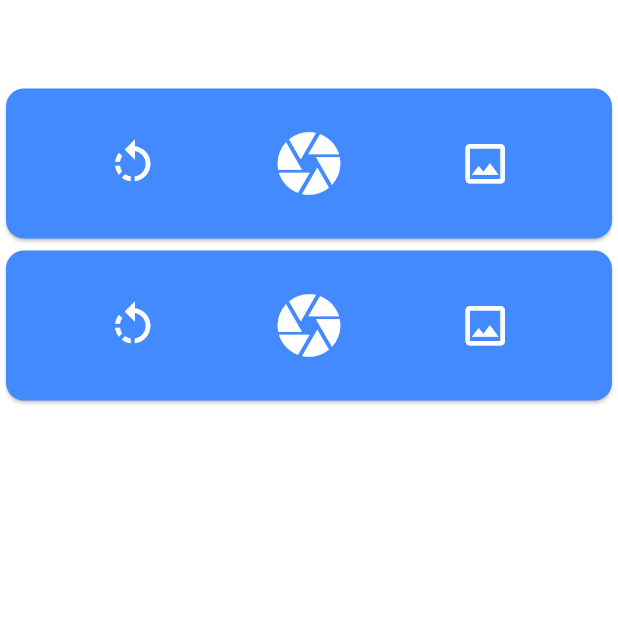
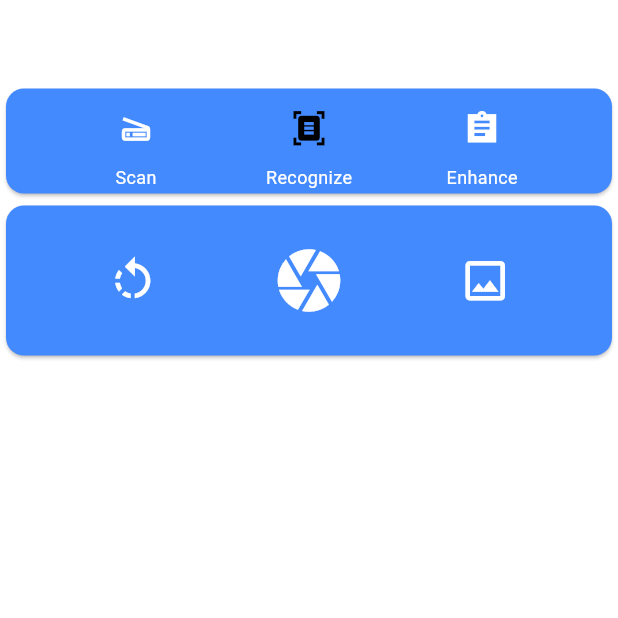
Before and after one commit to PsdeveloperFlutter/Project, a Flutter app: the HomeScreen screen opened directly, on a phone screen of 412 x 824 dp, the top half of it. Run offline on Flutter 3.47's test engine with Material 3 defaults, Android fonts, the light colour scheme and no system bars; our stand-ins replace firebase_auth, firebase_core, fl_chart, flutter_screenutil, flutter_svg, font_awesome_flutter and 8 more; missing offline and left inert: arcore_flutter_plugin, flutter_inappwebview, neopop; accounts and stored records are empty.

Commit message:
This is my Flutter Project

```diff
--- a/lib/Document_Scanning_App/Home_Screen.dart
+++ b/lib/Document_Scanning_App/Home_Screen.dart
@@ -21,20 +21,43 @@ class _HomeScreenState extends State<HomeScreen> {
               color: Colors.blueAccent,
 
               child: Container(
-                height: 100,
+                height: 70,
                 child: Row(
                   crossAxisAlignment: CrossAxisAlignment.center,
                   mainAxisAlignment: MainAxisAlignment.spaceEvenly,
                   children: [
 
-                    IconButton(onPressed: (){}, icon: Icon(Icons.rotate_left,size:35,color: Colors.white,)),
-                    IconButton(onPressed: (){}, icon: Icon(Icons.camera,size:50,color: Colors.white,)),
-                    IconButton(onPressed: (){}, icon: Icon(Icons.image_outlined,size:35,color: Colors.white,)),
+                    Column(
+                      mainAxisAlignment: MainAxisAlignment.center,
+                      children: [
+                        IconButton(onPressed: (){}, icon: Icon(Icons.scanner_outlined,size:25,color: Colors.white,)),
+                        Text("Scan",style: TextStyle(color: Colors.white,fontSize: 12),),
+                      ],
+                    ),
+                    Column(
+                      mainAxisAlignment: MainAxisAlignment.center,
+                      children: [
+                        IconButton(onPressed: (){}, icon: Icon(Icons.document_scanner,size:25,color: Colors.black,)),
+                        Text("Recognize",style: TextStyle(color: Colors.white,fontSize: 12),),
+                      ],
+                    ),
+
+                    Column(
+                      mainAxisAlignment: MainAxisAlignment.center,
+                      children: [
+                        IconButton(onPressed: (){}, icon: Icon(Icons.assignment_sharp,size:25,color: Colors.white,)),
+                        Text("Enhance",style: TextStyle(color: Colors.white,fontSize: 12),),
+
+                      ],
+                    ),
 
                   ],
                 ),
               ),
             ),
+
+
+
             Card(
 
               color: Colors.blueAccent,
--- a/lib/Document_Scanning_App/Main_Page.dart
+++ b/lib/Document_Scanning_App/Main_Page.dart
@@ -10,6 +10,7 @@ class _MainPageState extends State<MainPage> {
   @override
   Widget build(BuildContext context) {
     return MaterialApp(
+      debugShowCheckedModeBanner: false,
       home: Scaffold(
         body: HomeScreen(),
       ),
```
